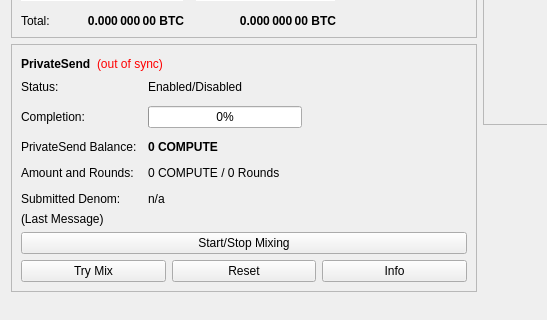
Before: the Qt Designer form src/qt/forms/overviewpage.ui in minblock/compute, drawn with Qt 5; both pictures show x 0 to 547 and y 178 to 498 of the 960 by 585 pixel window.
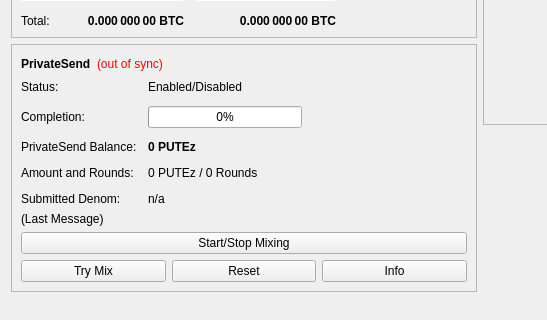
After: the same form once the commit is applied.

Patch:
```diff
--- a/src/qt/forms/overviewpage.ui
+++ b/src/qt/forms/overviewpage.ui
@@ -514,7 +514,7 @@
                </font>
               </property>
               <property name="text">
-               <string notr="true">0 COMPUTE</string>
+               <string notr="true">0 PUTEz</string>
               </property>
              </widget>
             </item>
@@ -528,7 +528,7 @@
             <item row="3" column="1">
              <widget class="QLabel" name="labelAmountRounds">
               <property name="text">
-               <string>0 COMPUTE / 0 Rounds</string>
+               <string>0 PUTEz / 0 Rounds</string>
               </property>
              </widget>
             </item>
```
